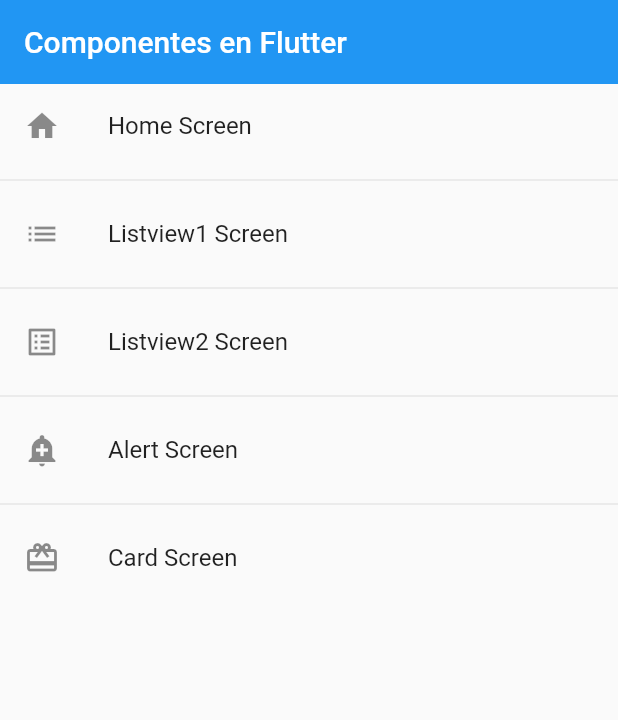
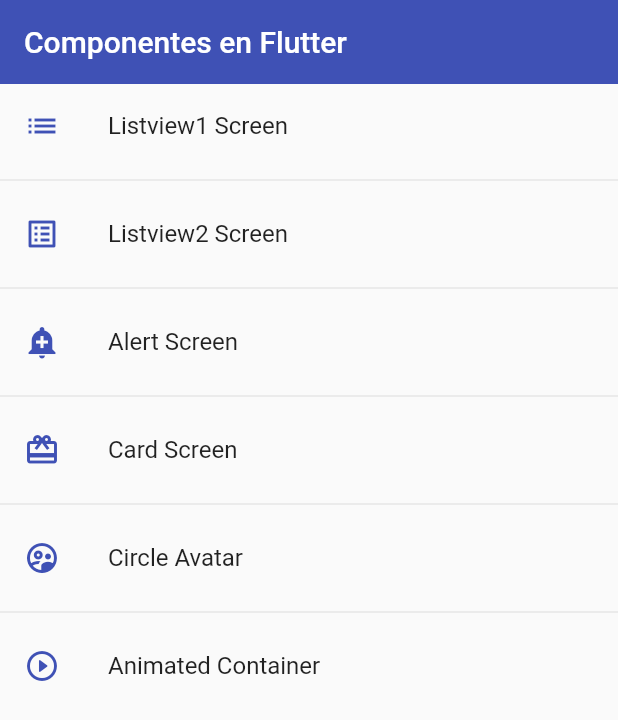
Before and after one commit to Cesarfr/flutter-course, a Flutter app: the screen it shows after launch, on a phone screen of 412 x 824 dp. Shown: the top 720 px of the screen. Run offline on Flutter 3.47's test engine with Material 2 defaults, Android fonts, the phone set to English and light mode, and no system bars.

```diff
--- a/fl_components/lib/main.dart
+++ b/fl_components/lib/main.dart
@@ -1,6 +1,7 @@
 import 'package:flutter/material.dart';
 
 import 'package:fl_components/router/app_routes.dart';
+import 'package:fl_components/theme/app_theme.dart';
 
 void main() => runApp(const MyApp());
 
@@ -10,11 +11,11 @@ class MyApp extends StatelessWidget {
   @override
   Widget build(BuildContext context) {
     return MaterialApp(
-      debugShowCheckedModeBanner: false,
-      title: 'Material App',
-      initialRoute: AppRoutes.initialRoute,
-      routes: AppRoutes.geAppRoutes(),
-      onGenerateRoute: AppRoutes.onGenerateRoute,
-    );
+        debugShowCheckedModeBanner: false,
+        title: 'Material App',
+        initialRoute: AppRoutes.initialRoute,
+        routes: AppRoutes.geAppRoutes(),
+        onGenerateRoute: AppRoutes.onGenerateRoute,
+        theme: AppTheme.lightTheme);
   }
 }
--- a/fl_components/lib/router/app_routes.dart
+++ b/fl_components/lib/router/app_routes.dart
@@ -6,11 +6,11 @@ import 'package:fl_components/screens/screens.dart';
 class AppRoutes {
   static const initialRoute = 'home';
   static final menuOptions = <MenuOption>[
-    MenuOption(
-        route: 'home',
-        icon: Icons.home,
-        name: 'Home Screen',
-        screen: const HomeScreen()),
+    // MenuOption(
+    //     route: 'home',
+    //     icon: Icons.home,
+    //     name: 'Home Screen',
+    //     screen: const HomeScreen()),
     MenuOption(
         route: 'listview1',
         icon: Icons.list,
@@ -31,6 +31,16 @@ class AppRoutes {
         icon: Icons.card_giftcard,
         name: 'Card Screen',
         screen: const CardScreen()),
+    MenuOption(
+        route: 'avatar',
+        icon: Icons.supervised_user_circle_outlined,
+        name: 'Circle Avatar',
+        screen: const AvatarScreen()),
+    MenuOption(
+        route: 'animated',
+        icon: Icons.play_circle_outline_rounded,
+        name: 'Animated Container',
+        screen: const AnimatedScreen()),
   ];
 
   // static Map<String, Widget Function(BuildContext)> routes = {
@@ -43,6 +53,7 @@ class AppRoutes {
 
   static Map<String, Widget Function(BuildContext)> geAppRoutes() {
     Map<String, Widget Function(BuildContext)> appRoutes = {};
+    appRoutes.addAll({'home': (BuildContext context) => const HomeScreen()});
     for (final option in menuOptions) {
       appRoutes.addAll({option.route: (BuildContext context) => option.screen});
     }
--- a/fl_components/lib/screens/home_screen.dart
+++ b/fl_components/lib/screens/home_screen.dart
@@ -1,5 +1,6 @@
 import 'package:flutter/material.dart';
 import 'package:fl_components/router/app_routes.dart';
+import 'package:fl_components/theme/app_theme.dart';
 // import 'package:fl_components/screens/screens.dart';
 
 class HomeScreen extends StatelessWidget {
@@ -10,11 +11,13 @@ class HomeScreen extends StatelessWidget {
     return Scaffold(
         appBar: AppBar(
           title: const Text('Componentes en Flutter'),
-          elevation: 0,
         ),
         body: ListView.separated(
             itemBuilder: (context, index) => ListTile(
-                  leading: Icon(AppRoutes.menuOptions[index].icon),
+                  leading: Icon(
+                    AppRoutes.menuOptions[index].icon,
+                    color: AppTheme.primary,
+                  ),
                   title: Text(AppRoutes.menuOptions[index].name),
                   onTap: () {
                     // final route = MaterialPageRoute(
--- a/fl_components/lib/screens/listview2_screen.dart
+++ b/fl_components/lib/screens/listview2_screen.dart
@@ -13,8 +13,6 @@ class Listview2Screen extends StatelessWidget {
     return Scaffold(
         appBar: AppBar(
           title: const Text('Listview Tipo 2'),
-          elevation: 0,
-          backgroundColor: Colors.indigo,
         ),
         body: ListView.separated(
             itemBuilder: (context, index) => ListTile(
--- a/fl_components/lib/screens/screens.dart
+++ b/fl_components/lib/screens/screens.dart
@@ -1,3 +1,5 @@
+export 'package:fl_components/screens/animated_screen.dart';
+export 'package:fl_components/screens/avatar_screen.dart';
 export 'package:fl_components/screens/home_screen.dart';
 export 'package:fl_components/screens/alert_screen.dart';
 export 'package:fl_components/screens/card_screen.dart';
--- /dev/null
+++ b/fl_components/lib/theme/app_theme.dart
@@ -0,0 +1,29 @@
+import 'package:flutter/material.dart';
+
+class AppTheme {
+  static const Color primary = Colors.indigo;
+  static final ThemeData lightTheme = ThemeData.light().copyWith(
+      primaryColor: primary,
+
+      // AppBar theme
+      appBarTheme: const AppBarTheme(
+        color: primary,
+        elevation: 0,
+      ),
+
+      // TextButton theme
+      textButtonTheme: TextButtonThemeData(
+          style: TextButton.styleFrom(foregroundColor: primary)),
+
+      // FloatingActionButtons theme
+      floatingActionButtonTheme: const FloatingActionButtonThemeData(
+          backgroundColor: primary, elevation: 5),
+
+      // ElevatedButton theme
+      elevatedButtonTheme: ElevatedButtonThemeData(
+          style: ElevatedButton.styleFrom(
+        backgroundColor: primary,
+        shape: const StadiumBorder(),
+        elevation: 0,
+      )));
+}
--- /dev/null
+++ b/fl_components/lib/widgets/widgets.dart
@@ -0,0 +1,2 @@
+export 'package:fl_components/widgets/custom_card_type_1.dart';
+export 'package:fl_components/widgets/custom_card_type_2.dart';
```
Also changed, not shown: fl_components/lib/screens/alert_screen.dart (+79 -2 lines), fl_components/lib/screens/animated_screen.dart (added, +55 -0 lines), fl_components/lib/screens/avatar_screen.dart (added, +27 -0 lines), fl_components/lib/screens/card_screen.dart (+37 -3 lines), fl_components/lib/widgets/custom_card_type_1.dart (added, +38 -0 lines), fl_components/lib/widgets/custom_card_type_2.dart (added, +34 -0 lines), fl_components/pubspec.yaml (+4 -6 lines), fl_components/assets/jar-loading.gif (added).
